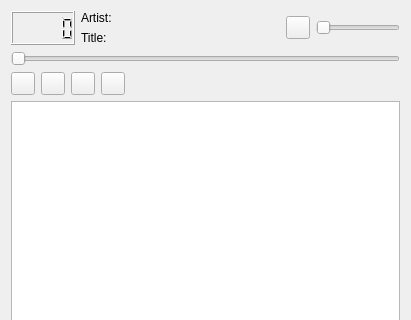
This is src/qompmainwin.ui in qomp/qomp as Qt 5 draws it before an edit; both pictures show x 0 to 411 and y 0 to 320 of the 411 by 502 pixel window. The edited form follows.
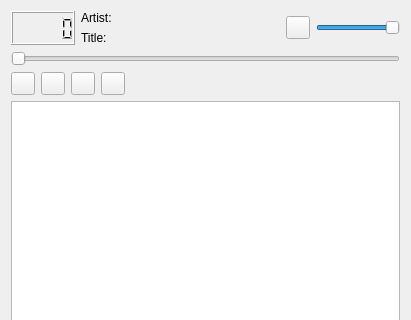
This is the edited form. Icons and pictures are not drawn. Custom widgets are drawn as their Qt base class.

Commit message: some fixes for volume and seek sliders

```diff
--- a/src/qompmainwin.ui
+++ b/src/qompmainwin.ui
@@ -120,6 +120,15 @@
         <property name="maximum">
          <number>1000</number>
         </property>
+        <property name="singleStep">
+         <number>10</number>
+        </property>
+        <property name="pageStep">
+         <number>100</number>
+        </property>
+        <property name="value">
+         <number>1000</number>
+        </property>
         <property name="orientation">
          <enum>Qt::Horizontal</enum>
         </property>
```
Left out of the diff: 9 changed lines with no effect on the pictures. The commit also changes 2 other files.
